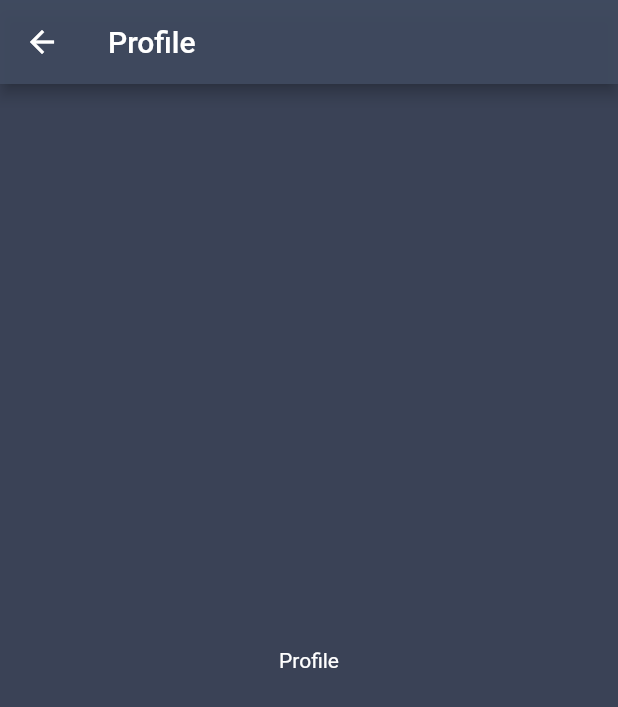
After one commit to jokoss92/meetap_pertemuan3, a Flutter app: the screen it shows after launch, after a tap on the "people outline" icon, on a phone screen of 412 x 824 dp. The commit adds this screen. Shown: the top 707 px of the screen. Run offline on Flutter 3.47's test engine with Material 2 defaults, Android fonts, the phone set to English and light mode, and no system bars; our stand-ins replace flutter_money_formatter.

Commit message:
Pertemuan 4

```diff
--- /dev/null
+++ b/lib/model/Sallary.dart
@@ -0,0 +1,69 @@
+// To parse this JSON data, do
+//
+//     final sallary = sallaryFromJson(jsonString);
+
+import 'dart:convert';
+
+List<Sallary> sallaryFromJson(String str) => List<Sallary>.from(json.decode(str).map((x) => Sallary.fromJson(x)));
+
+String sallaryToJson(List<Sallary> data) => json.encode(List<dynamic>.from(data.map((x) => x.toJson())));
+
+class Sallary {
+    String idSallary;
+    String nik;
+    String nama;
+    String periode;
+    int basicSallary;
+    int attendance;
+    int overtime;
+    int income;
+    int tax;
+    int loan;
+    int deductions;
+    int netIncome;
+
+    Sallary({
+        this.idSallary,
+        this.nik,
+        this.nama,
+        this.periode,
+        this.basicSallary,
+        this.attendance,
+        this.overtime,
+        this.income,
+        this.tax,
+        this.loan,
+        this.deductions,
+        this.netIncome,
+    });
+
+    factory Sallary.fromJson(Map<String, dynamic> json) => Sallary(
+        idSallary: json["id_sallary"],
+        nik: json["nik"],
+        nama: json["nama"],
+        periode: json["periode"],
+        basicSallary: json["basic_sallary"],
+        attendance: json["attendance"],
+        overtime: json["overtime"],
+        income: json["income"],
+        tax: json["tax"],
+        loan: json["loan"],
+        deductions: json["deductions"],
+        netIncome: json["net_income"],
+    );
+
+    Map<String, dynamic> toJson() => {
+        "id_sallary": idSallary,
+        "nik": nik,
+        "nama": nama,
+        "periode": periode,
+        "basic_sallary": basicSallary,
+        "attendance": attendance,
+        "overtime": overtime,
+        "income": income,
+        "tax": tax,
+        "loan": loan,
+        "deductions": deductions,
+        "net_income": netIncome,
+    };
+}
--- a/lib/widget/App.dart
+++ b/lib/widget/App.dart
@@ -1,45 +1,50 @@
 import 'package:flutter/material.dart';
+import '../helper/config.dart' as appConfig;
 
-import '../helper/config.dart' as appConfig;
+import './Home.dart' as widgetHome;
 import './Absence.dart' as widgetAbsence;
-import './Salary.dart' as widgetSalary;
-import './Home.dart' as widgetHome;
+import './Salary.dart' as widgetSallary;
+import './Profile.dart' as widgetProfile;
 
-class App extends StatelessWidget {
+class App extends StatelessWidget{
   @override
   Widget build(BuildContext context) {
     return MaterialApp(
       debugShowCheckedModeBanner: false,
-      title: appConfig.strings.app_title,
+      title: appConfig.strings.app_name,
       home: Layout(),
+      //NAVIGATION ROUTE
       routes: <String,WidgetBuilder>{
-        'urlSalary':(BuildContext context) => widgetSalary.Salary(),
-        'urlAbsen':(BuildContext context) => widgetAbsence.Absence(),
-        'urlHome' : (BuildContext context) => widgetHome.Home(),
+        '/urlProfile' : (BuildContext context) => widgetProfile.Profile(),
       },
     );
   }
+
 }
 
-class Layout extends StatefulWidget {
-  Layout({Key key}) : super(key: key);
-
+class Layout extends StatefulWidget{
+  @override
   _LayoutState createState() => _LayoutState();
 }
 
 class _LayoutState extends State<Layout> with SingleTickerProviderStateMixin{
+
   TabController controller;
 
+  @override
+
   void initState(){
-    controller = new TabController(length: 3, vsync: this);
+    controller = new TabController(length: (3), vsync: this);
     super.initState();
   }
-  @override
+
   Widget build(BuildContext context) {
     return new Scaffold(
+
+      //HEADER
       appBar: new AppBar(
         backgroundColor: appConfig.colors.ColorPrimaryDark,
-        title: Text(appConfig.strings.app_name),
+        title: new Text(appConfig.strings.app_title),
         leading: Container(
           margin: EdgeInsets.all(10.0),
           child: Image.asset(appConfig.images.img_logo),
@@ -52,31 +57,44 @@ class _LayoutState extends State<Layout> with SingleTickerProviderStateMixin{
           children: <Widget>[
             new widgetHome.Home(),
             new widgetAbsence.Absence(),
-          new widgetSalary.Salary()
-        ],
+            widgetSallary.SallaryWidget(),
+          ]
       ),
 
+      //FLOATING ACTION BUTTON
+      floatingActionButton: FloatingActionButton(
+          onPressed: (){
+            Navigator.pushNamed(context, '/urlProfile');
+          },
+        tooltip: appConfig.strings.text_profil,
+        child: Icon(appConfig.icons.icon_profile),
+        backgroundColor: appConfig.colors.ColorButton,
+      ),
+
+      //BOTTOM NAVIGATION BAR
       bottomNavigationBar: new Material(
         color: appConfig.colors.ColorPrimaryDark,
         child: TabBar(
           controller: controller,
             tabs: <Widget>[
               new Tab(
-              icon: Icon(appConfig.icons.icon_home),
+                icon: new Icon(appConfig.icons.icon_home),
                 text: appConfig.strings.text_home,
               ),
               new Tab(
-              icon: Icon(appConfig.icons.icon_absence),
+                icon: new Icon(appConfig.icons.icon_absence),
                 text: appConfig.strings.text_absence,
               ),
               new Tab(
-              icon: Icon(appConfig.icons.icon_sallary),
+                icon: new Icon(appConfig.icons.icon_sallary),
                 text: appConfig.strings.text_sallary,
-            ),
-          ],
+              )
+            ]
         ),
       ),
+
+
     );
+  }
 
 }
-}
--- /dev/null
+++ b/lib/widget/Profile.dart
@@ -0,0 +1,28 @@
+import 'package:flutter/material.dart';
+import '../helper/config.dart' as appConfig;
+
+class Profile extends StatelessWidget{
+  @override
+  Widget build(BuildContext context) {
+    return new Scaffold(
+      //HEADER
+      appBar: new AppBar(
+        title: new Text(appConfig.strings.text_profil),
+        backgroundColor: appConfig.colors.ColorPrimary,
+        //tombol back
+        leading: InkWell(
+          child: Icon(appConfig.icons.icon_back,
+          color: appConfig.colors.ColorTeks,),
+          onTap: (){
+            Navigator.pop(context);
+          },
+        ),
+      ),
+      backgroundColor: appConfig.colors.ColorPrimaryDark,
+      body: new Center(
+        child: Text("Profile",style: TextStyle(color: Colors.white),),
+      ),
+    );
+  }
+
+}
--- a/pubspec.yaml
+++ b/pubspec.yaml
@@ -23,6 +23,9 @@ dependencies:
   # The following adds the Cupertino Icons font to your application.
   # Use with the CupertinoIcons class for iOS style icons.
   cupertino_icons: ^0.1.2
+  url_launcher: ^4.0.3
+  # shared_preferences: ^0.4.2
+  flutter_money_formatter: ^0.8.2
 
 dev_dependencies:
   flutter_test:
@@ -43,6 +46,7 @@ flutter:
   # To add assets to your application, add an assets section, like this:
   assets:
    - assets/images/
+   - assets/data/
   #  - images/a_dot_ham.jpeg
 
   # An image asset can refer to one or more resolution-specific "variants", see
```
Also changed, not shown: assets/data/sallary.json (added, +114 -0 lines), lib/helper/URLLauncher.dart (added, +13 -0 lines), lib/model/SallaryList.dart (added, +15 -0 lines), lib/model/SallaryService.dart (added, +16 -0 lines), lib/widget/Salary.dart (+105 -5 lines), lib/widget/SalaryDetail.dart (added, +309 -0 lines), pubspec.lock. Lines whose indentation alone changed are shown as unchanged.
